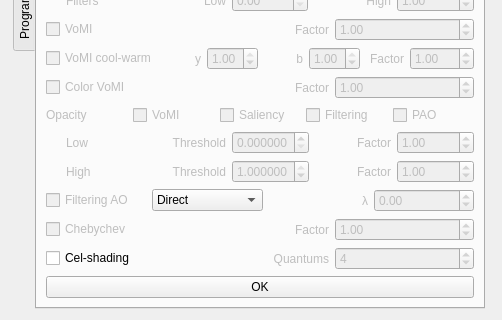
Old version of the form starviewer/src/extensions/playground/experimental3d/qexperimental3dextensionbase.ui in the repository starviewer-medical/starviewer; both pictures show x 0 to 502 and y 561 to 881 of the 502 by 881 pixel window.
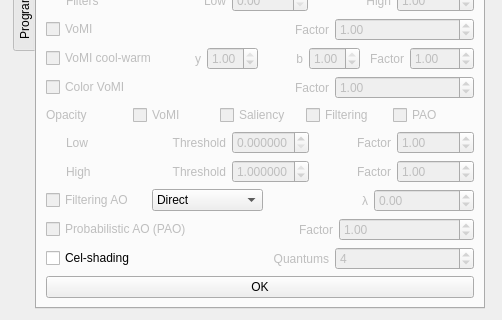
New version of the form. Custom widgets are drawn as their Qt base class.

Commit message: BUG: Canviat el text d'una checkbox que era incorrecte.

Patch:
```diff
--- a/starviewer/src/extensions/playground/experimental3d/qexperimental3dextensionbase.ui
+++ b/starviewer/src/extensions/playground/experimental3d/qexperimental3dextensionbase.ui
@@ -6,7 +6,7 @@
    <rect>
     <x>0</x>
     <y>0</y>
-    <width>475</width>
+    <width>477</width>
     <height>874</height>
    </rect>
   </property>
@@ -1413,7 +1413,7 @@
             <bool>false</bool>
            </property>
            <property name="text">
-            <string>Chebychev</string>
+            <string>Probabilistic AO (PAO)</string>
            </property>
           </widget>
          </item>
```
